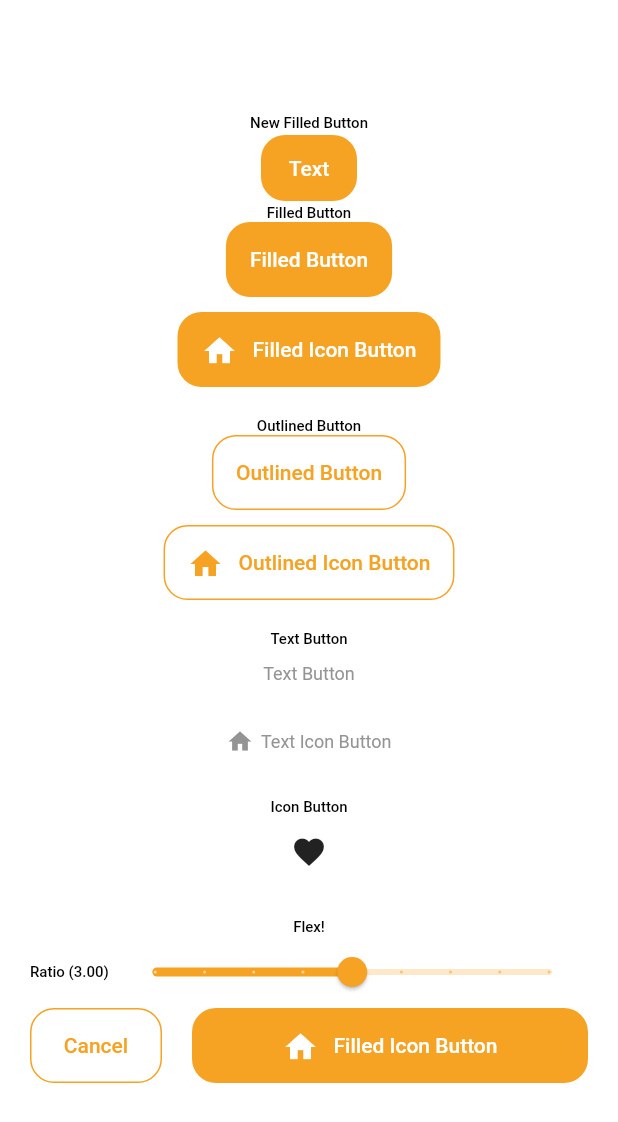
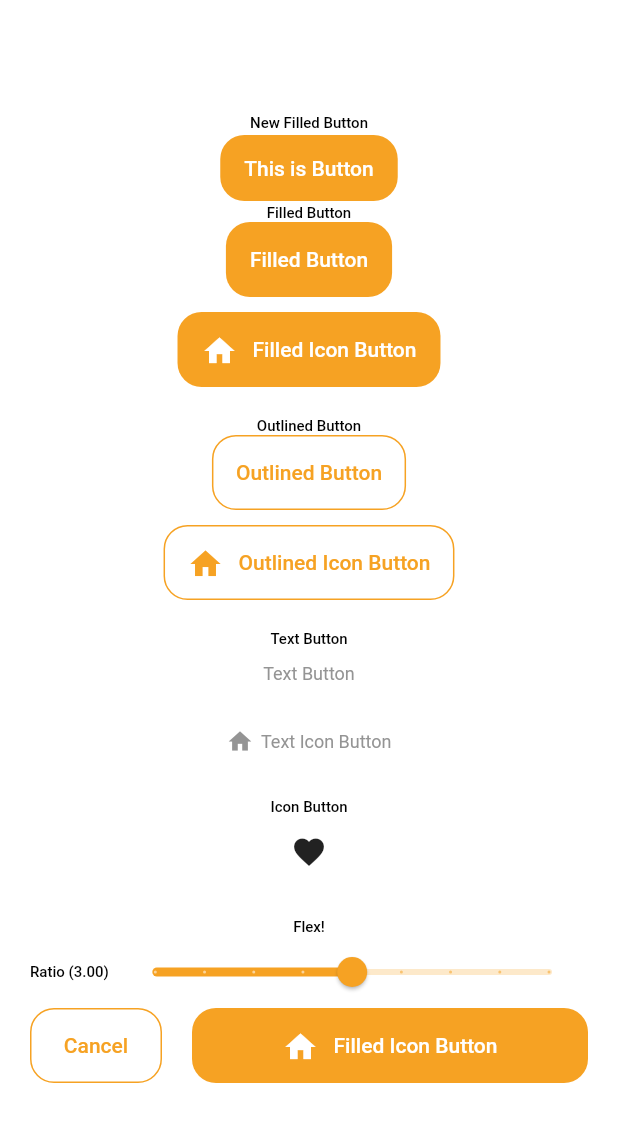
Before and after one commit to FydezCorp/fydez_elements, a Flutter app: the ButtonDemoPage screen opened by its route, on a phone screen of 412 x 824 dp. Shown: the top 1122 px of the screen. Run offline on Flutter 3.47's test engine with Material 2 defaults, Android fonts, the phone set to English and light mode, and no system bars; our stand-ins replace flutter_bloc, go_router, iconsax; Roboto replaces fonts that are missing (Poppins).

Commit message:
complete the fyButtonFactory

```diff
--- a/example/lib/button/buttons_demo_page.dart
+++ b/example/lib/button/buttons_demo_page.dart
@@ -1,5 +1,5 @@
 import 'package:flutter/material.dart';
-import 'package:fydez_elements/button/button_options.dart';
+import 'package:fydez_elements/button/options/filled_button_option.dart';
 import 'package:fydez_elements/fydez_elements.dart';
 
 import '../gap.dart';
@@ -25,12 +25,10 @@ class _ButtonDemoPageState extends State<ButtonDemoPage> {
             child: Column(
               children: [
                 const Text('New Filled Button'),
-                FyButtonFactory.fromStyle(
-                        DesignSystem.material, ButtonDesignStyle.filled)
-                    .createButton(
-                        () {},
-                        FilledButtonOptions(
-                            backgroundColor: Colors.red, text: 'Text')),
+                FyButtonFactory.create(
+                    onPressed: () {},
+                    style: ButtonDesignStyle.filled,
+                    options: FilledButtonOption(text: 'This is Button')),
                 const Text('Filled Button'),
                 FyButton.filled(
                   context,
--- a/lib/button/button_options.dart
+++ /dev/null
@@ -1,19 +0,0 @@
-import 'dart:ui';
-
-class ButtonOptions {}
-
-class FilledButtonOptions extends ButtonOptions {
-  final Color backgroundColor;
-  final String text;
-  FilledButtonOptions({
-    required this.backgroundColor,
-    required this.text,
-  });
-}
-
-class OutLinedButtonOptions extends ButtonOptions {
-  final Color boarderColor;
-  OutLinedButtonOptions({
-    required this.boarderColor,
-  });
-}
--- /dev/null
+++ b/lib/button/button_style/button_style_generator.dart
@@ -0,0 +1,17 @@
+import '../fy_button_factory.dart';
+
+class ButtonStyleGenerator {
+  final FyButtonFactory filled;
+  final FyButtonFactory outlined;
+  final FyButtonFactory icon;
+  final FyButtonFactory text;
+  ButtonStyleGenerator({
+    required this.filled,
+    required this.outlined,
+    required this.icon,
+    required this.text,
+  });
+  Map<String, FyButtonFactory> generateStyle() {
+    return {'filled': filled, 'outlined': outlined, 'icon': icon, 'text': text};
+  }
+}
--- a/lib/button/fy_button_factory.dart
+++ b/lib/button/fy_button_factory.dart
@@ -1,29 +1,87 @@
 import 'package:flutter/material.dart';
-import 'package:fydez_elements/button/button_options.dart';
-import 'package:fydez_elements/enum/button_design_style.dart';
-import 'package:fydez_elements/enum/design_system.dart';
+import 'package:fydez_elements/button/options/button_option.dart';
+import 'package:fydez_elements/fydez_elements.dart';
 import 'material_filled_button.dart';
 
-abstract class FyButtonFactory {
-  static final Map<String, Map<String, FyButtonFactory>> _factories = {
-    'material': {
-      'filled': MaterialFilledButton(),
-      'outlined': MaterialFilledButton(),
-      'icon': MaterialFilledButton(),
-      'text': MaterialFilledButton(),
-    },
-    'airbnb': {
-      'filled': MaterialFilledButton(),
-      'outlined': MaterialFilledButton(),
-      'icon': MaterialFilledButton(),
-      'text': MaterialFilledButton(),
-    },
-  };
-  static FyButtonFactory fromStyle(
-      DesignSystem designSystem, ButtonDesignStyle style) {
-    FyButtonFactory factory = _factories[designSystem.value]![style.value]!;
-    return factory;
+abstract class FyButtonFactory extends StatelessWidget {
+  static Map<String, Map<String, FyButtonFactory>> _factories(
+          VoidCallback onPressed, ButtonOption options) =>
+      {
+        'material': {
+          'filled': MaterialFilledButton(
+            onPressed: onPressed,
+            options: options,
+          ),
+          'outlined': MaterialFilledButton(
+            onPressed: onPressed,
+            options: options,
+          ),
+          'icon': MaterialFilledButton(
+            onPressed: onPressed,
+            options: options,
+          ),
+          'text': MaterialFilledButton(
+            onPressed: onPressed,
+            options: options,
+          ),
+        },
+        'airbnb': {
+          'filled': MaterialFilledButton(
+            onPressed: onPressed,
+            options: options,
+          ),
+          'outlined': MaterialFilledButton(
+            onPressed: onPressed,
+            options: options,
+          ),
+          'icon': MaterialFilledButton(
+            onPressed: onPressed,
+            options: options,
+          ),
+          'text': MaterialFilledButton(
+            onPressed: onPressed,
+            options: options,
+          ),
+        },
+        'cupertino': {
+          'filled': MaterialFilledButton(
+            onPressed: onPressed,
+            options: options,
+          ),
+          'outlined': MaterialFilledButton(
+            onPressed: onPressed,
+            options: options,
+          ),
+          'icon': MaterialFilledButton(
+            onPressed: onPressed,
+            options: options,
+          ),
+          'text': MaterialFilledButton(
+            onPressed: onPressed,
+            options: options,
+          ),
+        },
+      };
+
+  const FyButtonFactory(
+      {Key? key, required this.onPressed, required this.options})
+      : super(key: key);
+
+  final VoidCallback onPressed;
+  final ButtonOption options;
+
+  static FyButtonFactory create(
+      {required ButtonDesignStyle style,
+      required VoidCallback onPressed,
+      required ButtonOption options}) {
+    if (_factories(onPressed, options)[FyHandler.designSystem.value]!
+        .containsKey(style.value)) {
+      /// if we have this style on our _factories then we return related item
+      /// else we don't have we return the first item of this design system
+      return _factories(
+          onPressed, options)[FyHandler.designSystem.value]![style.value]!;
+    } else {
+      return _factories(onPressed, options)[FyHandler.designSystem.value]![0]!;
+    }
   }
-
-  Widget createButton(VoidCallback onPressed, ButtonOptions options);
 }
--- a/lib/button/material_filled_button.dart
+++ b/lib/button/material_filled_button.dart
@@ -1,11 +1,19 @@
 import 'package:flutter/material.dart';
-import 'package:fydez_elements/button/button_options.dart';
 import 'package:fydez_elements/button/fy_button_factory.dart';
 
+import 'options/filled_button_option.dart';
+
 class MaterialFilledButton extends FyButtonFactory {
+  const MaterialFilledButton(
+      {super.key, required super.onPressed, required super.options});
+
   @override
-  Widget createButton(VoidCallback onPressed, ButtonOptions options) {
-    final option = options as FilledButtonOptions;
-    return ElevatedButton(onPressed: onPressed, child: Text(option.text));
+  Widget build(BuildContext context) {
+    final option = options as FilledButtonOption;
+    return ElevatedButton(
+      onPressed: onPressed,
+      style: option.style,
+      child: Text(option.text),
+    );
   }
 }
--- /dev/null
+++ b/lib/button/options/button_option.dart
@@ -0,0 +1,8 @@
+import 'package:flutter/material.dart';
+
+abstract class ButtonOption {
+  final ButtonStyle? style;
+  ButtonOption({
+    this.style,
+  });
+}
--- /dev/null
+++ b/lib/button/options/filled_button_option.dart
@@ -0,0 +1,9 @@
+import 'package:flutter/material.dart';
+
+import 'button_option.dart';
+
+class FilledButtonOption extends ButtonOption {
+  final String text;
+  FilledButtonOption({ButtonStyle? style, required this.text})
+      : super(style: style);
+}
--- /dev/null
+++ b/lib/fy_handler.dart
@@ -0,0 +1,11 @@
+import 'enum/design_system.dart';
+
+class FyHandler {
+  static DesignSystem _designSystem = DesignSystem.material; // Default value
+
+  static setDesignSystem(DesignSystem designSystem) {
+    _designSystem = designSystem;
+  }
+
+  static DesignSystem get designSystem => _designSystem;
+}
--- a/lib/fydez_elements.dart
+++ b/lib/fydez_elements.dart
@@ -13,3 +13,4 @@ export 'notifier/export.dart';
 export 'popup/export.dart';
 export 'text_inputs/fy_text_input.dart';
 export 'theme_extensions/export.dart';
+export 'fy_handler.dart';
```
